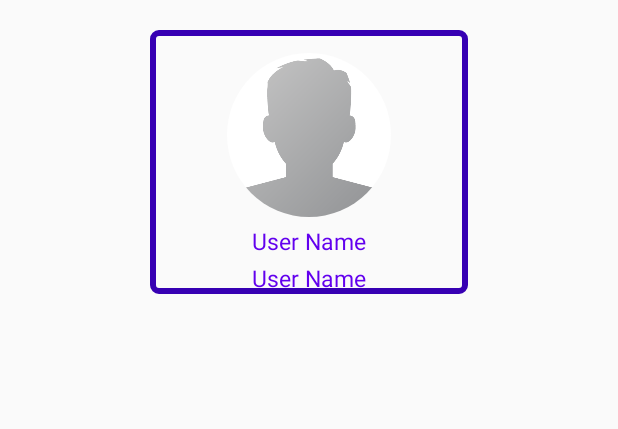
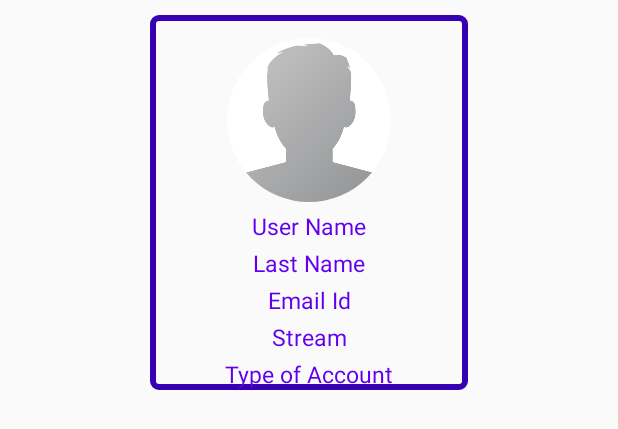
Before and after one commit to vpscnoticeboard/Notice-Board, an Android app: the layout user_item_layout.xml on its own in the app's theme, with its tools: preview values and no code run, on a phone screen of 412 x 824 dp. Shown: the top 429 px of the screen. Run offline under Robolectric (Android 15) with nearby library versions, the phone set to English and light mode, and no system bars.

Commit message:
notice board 10.s

```diff
--- a/app/build.gradle
+++ b/app/build.gradle
@@ -73,6 +73,8 @@ dependencies {
     implementation 'androidx.vectordrawable:vectordrawable:1.1.0'
     //for enter otp
     implementation 'com.chaos.view:pinview:1.4.3'
+    //for displaying image retrived from the firebase database
+    implementation 'com.squareup.picasso:picasso:2.71828'
 
 }
 apply plugin: 'com.google.gms.google-services'
--- a/app/src/main/java/com/example/projrctlogin/Fragrments/AddFragment.kt
+++ b/app/src/main/java/com/example/projrctlogin/Fragrments/AddFragment.kt
@@ -1,4 +1,4 @@
-package com.example.noticeboardclone.Fragrments
+package com.example.projrctlogin.Fragrments
 
 import android.os.Bundle
 import androidx.fragment.app.Fragment
--- a/app/src/main/java/com/example/projrctlogin/Fragrments/HomeFragment.kt
+++ b/app/src/main/java/com/example/projrctlogin/Fragrments/HomeFragment.kt
@@ -1,4 +1,4 @@
-package com.example.noticeboardclone.Fragrments
+package com.example.projrctlogin.Fragrments
 
 import android.os.Bundle
 import androidx.fragment.app.Fragment
--- a/app/src/main/java/com/example/projrctlogin/Fragrments/NotificationFragment.kt
+++ b/app/src/main/java/com/example/projrctlogin/Fragrments/NotificationFragment.kt
@@ -1,4 +1,4 @@
-package com.example.noticeboardclone.Fragrments
+package com.example.projrctlogin.Fragrments
 
 import android.os.Bundle
 import androidx.fragment.app.Fragment
--- a/app/src/main/java/com/example/projrctlogin/Fragrments/ProfileFragment.kt
+++ b/app/src/main/java/com/example/projrctlogin/Fragrments/ProfileFragment.kt
@@ -1,4 +1,4 @@
-package com.example.noticeboardclone.Fragrments
+package com.example.projrctlogin.Fragrments
 
 import android.content.Intent
 import android.os.Bundle
--- a/app/src/main/java/com/example/projrctlogin/MainActivity.kt
+++ b/app/src/main/java/com/example/projrctlogin/MainActivity.kt
@@ -11,7 +11,7 @@ import androidx.navigation.findNavController
 import androidx.navigation.ui.AppBarConfiguration
 import androidx.navigation.ui.setupActionBarWithNavController
 import androidx.navigation.ui.setupWithNavController
-import com.example.noticeboardclone.Fragrments.*
+import com.example.projrctlogin.Fragrments.*
 import kotlinx.android.synthetic.main.activity_main.*
 
 class MainActivity : AppCompatActivity() {
--- a/app/src/main/java/com/example/projrctlogin/Register.kt
+++ b/app/src/main/java/com/example/projrctlogin/Register.kt
@@ -112,7 +112,7 @@ class Register : AppCompatActivity(), AdapterView.OnItemSelectedListener {
             checkPermission()
         })
 
-        //sign_up button on click methode
+        //sign_up button on click method
         signup_btnclik.setOnClickListener {
 
            val fname:Boolean= namecheck(fname)
--- a/app/src/main/res/layout/fragment_search.xml
+++ b/app/src/main/res/layout/fragment_search.xml
@@ -33,6 +33,7 @@
                 </ImageView>
 
                 <EditText
+                    android:id="@+id/search_edit_text"
                     android:layout_width="match_parent"
                     android:layout_height="wrap_content"
                     android:layout_marginStart="6dp"
@@ -52,6 +53,7 @@
         android:id="@+id/recycler_view_search"
         android:layout_width="match_parent"
         android:layout_height="match_parent"
+        android:visibility="gone"
         android:layout_below="@+id/app_bar_layout_search"
         >
 
--- a/app/src/main/res/layout/user_item_layout.xml
+++ b/app/src/main/res/layout/user_item_layout.xml
@@ -2,10 +2,10 @@
 <RelativeLayout xmlns:android="http://schemas.android.com/apk/res/android"
     android:layout_width="match_parent"
     android:layout_height="wrap_content"
-    android:layout_marginTop="20dp"
-    android:background="@drawable/button_black_background"
+    android:layout_marginTop="10dp"
     android:layout_marginLeft="100dp"
     android:layout_marginRight="100dp"
+    android:background="@drawable/button_black_background"
     >
 
     <RelativeLayout
@@ -44,7 +44,7 @@
             android:layout_width="match_parent"
             android:layout_height="wrap_content"
             android:gravity="center"
-            android:text="User Name"
+            android:text="Last Name"
             android:textSize="15dp"
             android:layout_marginTop="3dp"
             android:textColor="@color/colorPrimary"
@@ -53,6 +53,48 @@
 
         </TextView>
 
+        <TextView
+            android:id="@+id/user_email_search"
+            android:layout_width="match_parent"
+            android:layout_height="wrap_content"
+            android:gravity="center"
+            android:text="Email Id"
+            android:textSize="15dp"
+            android:layout_marginTop="3dp"
+            android:textColor="@color/colorPrimary"
+            android:layout_below="@+id/user_last_name_search"
+            >
+
+        </TextView>
+
+        <TextView
+            android:id="@+id/user_stream_search"
+            android:layout_width="match_parent"
+            android:layout_height="wrap_content"
+            android:gravity="center"
+            android:text="Stream"
+            android:textSize="15dp"
+            android:layout_marginTop="3dp"
+            android:textColor="@color/colorPrimary"
+            android:layout_below="@+id/user_email_search"
+            >
+
+        </TextView>
+
+        <TextView
+            android:id="@+id/user_typeofaccount_search"
+            android:layout_width="match_parent"
+            android:layout_height="wrap_content"
+            android:gravity="center"
+            android:text="Type of Account"
+            android:textSize="15dp"
+            android:layout_marginTop="3dp"
+            android:textColor="@color/colorPrimary"
+            android:layout_below="@+id/user_stream_search"
+            >
+
+        </TextView>
+
     </RelativeLayout>
 
 </RelativeLayout>
--- a/app/src/main/res/values/strings.xml
+++ b/app/src/main/res/values/strings.xml
@@ -54,5 +54,7 @@
         <item>Parents</item>
 
     </string-array>
+    <!-- TODO: Remove or change this placeholder text -->
+    <string name="hello_blank_fragment">Hello blank fragment</string>
 
 </resources>
```
Also changed, not shown: app/src/main/java/com/example/projrctlogin/Adpater/UserAdpater.kt (added, +54 -0 lines), app/src/main/java/com/example/projrctlogin/Fragrments/SearchFragment.kt (+116 -37 lines), app/src/main/java/com/example/projrctlogin/Model/User.kt (added, +98 -0 lines).
